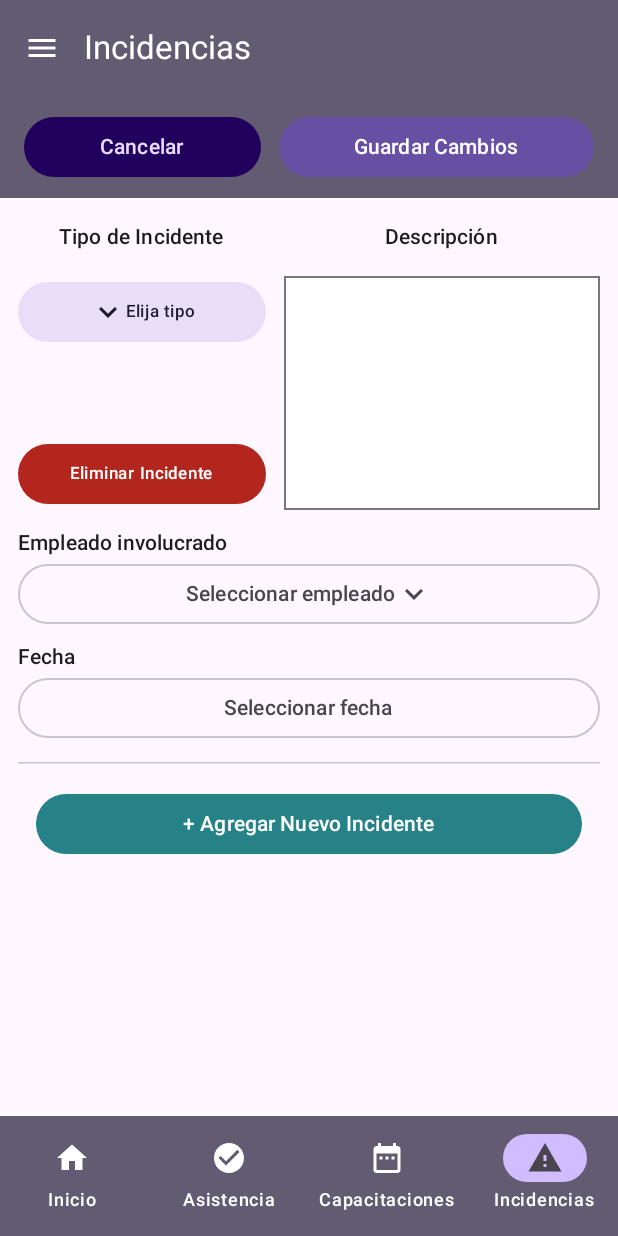
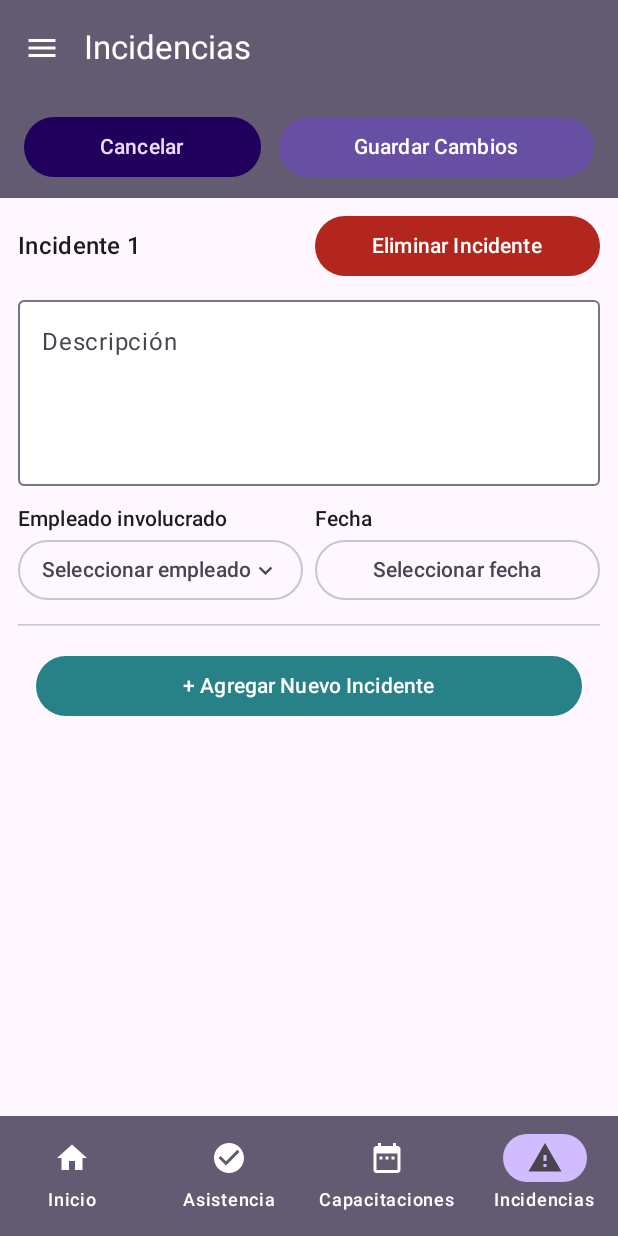
Before and after one commit to PatoQuacks/App_SonrisasDeCristal, an Android app built with Jetpack Compose: the PrincipalScreen screen opened through its navigation route, item 4 of the bottom bar chosen, on a phone screen of 412 x 824 dp. Run offline under Robolectric (Android 15) with nearby library versions, the phone set to English and light mode, and no system bars.

Commit message:
Actualizacion de pantalla de incidencias

```diff
--- a/app/src/main/java/mx/tec/app_sonrisas/ui/screens/inferior/IncidenciasScreen.kt
+++ b/app/src/main/java/mx/tec/app_sonrisas/ui/screens/inferior/IncidenciasScreen.kt
@@ -5,13 +5,16 @@ import android.widget.Toast
 import androidx.compose.foundation.background
 import androidx.compose.foundation.layout.Arrangement
 import androidx.compose.foundation.layout.Box
+import androidx.compose.foundation.layout.BoxWithConstraints
 import androidx.compose.foundation.layout.Column
 import androidx.compose.foundation.layout.PaddingValues
 import androidx.compose.foundation.layout.Row
 import androidx.compose.foundation.layout.fillMaxSize
 import androidx.compose.foundation.layout.fillMaxWidth
-import androidx.compose.foundation.layout.height
+import androidx.compose.foundation.layout.heightIn
 import androidx.compose.foundation.layout.padding
+import androidx.compose.foundation.layout.size
+import androidx.compose.foundation.layout.width
 import androidx.compose.foundation.rememberScrollState
 import androidx.compose.foundation.verticalScroll
 import androidx.compose.material.icons.Icons
@@ -20,7 +23,6 @@ import androidx.compose.material3.Button
 import androidx.compose.material3.ButtonDefaults
 import androidx.compose.material3.DropdownMenu
 import androidx.compose.material3.DropdownMenuItem
-import androidx.compose.material3.FilledTonalButton
 import androidx.compose.material3.HorizontalDivider
 import androidx.compose.material3.Icon
 import androidx.compose.material3.MaterialTheme
@@ -37,10 +39,10 @@ import androidx.compose.runtime.setValue
 import androidx.compose.ui.Alignment
 import androidx.compose.ui.Modifier
 import androidx.compose.ui.graphics.Color
-import androidx.compose.ui.graphics.RectangleShape
 import androidx.compose.ui.platform.LocalContext
-import androidx.compose.ui.semantics.contentDescription
-import androidx.compose.ui.semantics.semantics
+import androidx.compose.ui.platform.LocalDensity
+import androidx.compose.ui.text.rememberTextMeasurer
+import androidx.compose.ui.text.style.TextOverflow
 import androidx.compose.ui.unit.dp
 import mx.tec.app_sonrisas.data.model.Employee
 import mx.tec.app_sonrisas.ui.components.EncabezadoPantalla
@@ -49,14 +51,6 @@ import java.time.LocalDate
 import java.time.format.DateTimeFormatter
 
 private val formatoFechaIncidente = DateTimeFormatter.ofPattern("dd/MM/yyyy")
-
-private val tiposIncidente = listOf(
-    "Personal de Sucursal",
-    "Conflicto entre niños",
-    "Equipo electrónico dañado",
-    "Objetos personales",
-    "Material dañado",
-)
 
 @Composable
 fun IncidenciasScreen(
@@ -89,8 +83,7 @@ fun IncidenciasScreen(
                 onClick = {
                     val registros = borrador.filter { it.tieneDatos }
                     mostrarErrores = registros.any {
-                        it.tipo.isEmpty() || it.descripcion.isBlank() ||
-                            it.empleadoId == null || it.fecha == null
+                        it.descripcion.isBlank() || it.empleadoId == null || it.fecha == null
                     }
                     if (!mostrarErrores) {
                         onGuardar(registros.map { it.copy(descripcion = it.descripcion.trim()) })
@@ -107,19 +100,30 @@ fun IncidenciasScreen(
             Modifier.fillMaxWidth().weight(1f)
                 .verticalScroll(rememberScrollState()).padding(horizontal = 12.dp),
         ) {
+            borrador.forEachIndexed { indice, incidente ->
+                key(incidente.id) {
                     Row(
-                modifier = Modifier.fillMaxWidth().padding(vertical = 16.dp),
-                horizontalArrangement = Arrangement.spacedBy(12.dp),
+                        modifier = Modifier.fillMaxWidth().padding(top = 8.dp),
+                        horizontalArrangement = Arrangement.spacedBy(8.dp),
+                        verticalAlignment = Alignment.CenterVertically,
                     ) {
-                Box(Modifier.weight(0.44f), contentAlignment = Alignment.Center) {
-                    Text("Tipo de Incidente", style = MaterialTheme.typography.titleSmall)
-                }
-                Box(Modifier.weight(0.56f), contentAlignment = Alignment.Center) {
-                    Text("Descripción", style = MaterialTheme.typography.titleSmall)
+                        Text(
+                            text = "Incidente ${indice + 1}",
+                            style = MaterialTheme.typography.titleMedium,
+                            modifier = Modifier.weight(1f),
+                        )
+                        Button(
+                            onClick = { borrador = borrador.filterNot { it.id == incidente.id } },
+                            modifier = Modifier.weight(1f),
+                            contentPadding = PaddingValues(horizontal = 8.dp, vertical = 8.dp),
+                            colors = ButtonDefaults.buttonColors(
+                                containerColor = colores.error,
+                                contentColor = colores.onError,
+                            ),
+                        ) {
+                            Text("Eliminar Incidente")
                         }
                     }
-            borrador.forEach { incidente ->
-                key(incidente.id) {
                     FilaIncidente(
                         incidente = incidente,
                         empleados = empleados,
@@ -127,7 +131,6 @@ fun IncidenciasScreen(
                         onCambio = { actualizado ->
                             borrador = borrador.map { if (it.id == actualizado.id) actualizado else it }
                         },
-                        onEliminar = { borrador = borrador.filterNot { it.id == incidente.id } },
                     )
                     HorizontalDivider(Modifier.padding(vertical = 12.dp))
                 }
@@ -152,72 +155,19 @@ private fun FilaIncidente(
     empleados: List<Employee>,
     mostrarErrores: Boolean,
     onCambio: (RegistroIncidencia) -> Unit,
-    onEliminar: () -> Unit,
 ) {
-    var menuAbierto by remember { mutableStateOf(false) }
     var menuEmpleadosAbierto by remember { mutableStateOf(false) }
     val contexto = LocalContext.current
     val empleado = empleados.find { it.id == incidente.empleadoId }
     val colores = MaterialTheme.colorScheme
-    Row(
-        modifier = Modifier.fillMaxWidth(),
-        horizontalArrangement = Arrangement.spacedBy(12.dp),
-    ) {
-        Column(
-            modifier = Modifier.weight(0.44f).height(156.dp),
-            verticalArrangement = Arrangement.SpaceBetween,
-        ) {
-            Column {
-                Box {
-                    FilledTonalButton(
-                        onClick = { menuAbierto = true },
-                        contentPadding = PaddingValues(horizontal = 8.dp, vertical = 8.dp),
-                        modifier = Modifier.fillMaxWidth(),
-                    ) {
-                        Icon(Icons.Filled.KeyboardArrowDown, contentDescription = null)
-                        Text(
-                            text = incidente.tipo.ifEmpty { "Elija tipo" },
-                            style = MaterialTheme.typography.labelSmall,
-                        )
-                    }
-                    DropdownMenu(expanded = menuAbierto, onDismissRequest = { menuAbierto = false }) {
-                        tiposIncidente.forEach { tipo ->
-                            DropdownMenuItem(
-                                text = { Text(tipo) },
-                                onClick = {
-                                    onCambio(incidente.copy(tipo = tipo))
-                                    menuAbierto = false
-                                },
-                            )
-                        }
-                    }
-                }
-                if (mostrarErrores && incidente.tipo.isEmpty()) {
-                    Text("Elija un tipo", color = colores.error, style = MaterialTheme.typography.bodySmall)
-                }
-            }
-            Button(
-                onClick = onEliminar,
-                contentPadding = PaddingValues(horizontal = 8.dp, vertical = 8.dp),
-                modifier = Modifier.fillMaxWidth(),
-                colors = ButtonDefaults.buttonColors(
-                    containerColor = colores.error,
-                    contentColor = colores.onError,
-                ),
-            ) {
-                Text("Eliminar Incidente", style = MaterialTheme.typography.labelSmall)
-            }
-        }
-        Column(Modifier.weight(0.56f)) {
+    Column(Modifier.fillMaxWidth().padding(top = 4.dp)) {
         val faltaDescripcion = mostrarErrores && incidente.descripcion.isBlank()
         OutlinedTextField(
             value = incidente.descripcion,
             onValueChange = { onCambio(incidente.copy(descripcion = it)) },
-                modifier = Modifier.fillMaxWidth().height(156.dp).semantics {
-                    contentDescription = "Descripción del incidente"
-                },
+            label = { Text("Descripción") },
+            modifier = Modifier.fillMaxWidth().heightIn(min = 132.dp),
             isError = faltaDescripcion,
-                shape = RectangleShape,
             colors = OutlinedTextFieldDefaults.colors(
                 focusedContainerColor = colores.surfaceContainerLowest,
                 unfocusedContainerColor = colores.surfaceContainerLowest,
@@ -226,23 +176,33 @@ private fun FilaIncidente(
         if (faltaDescripcion) {
             Text("Escriba una descripción", color = colores.error, style = MaterialTheme.typography.bodySmall)
         }
-        }
-    }
 
-    Column(Modifier.fillMaxWidth().padding(top = 12.dp)) {
-        Text("Empleado involucrado", style = MaterialTheme.typography.titleSmall)
+        val campoEmpleado: @Composable (Modifier, String) -> Unit = { modifier, textoSelector ->
+            Column(modifier) {
+                Text(
+                    "Empleado involucrado",
+                    style = MaterialTheme.typography.titleSmall,
+                )
                 Box {
                     OutlinedButton(
                         onClick = { menuEmpleadosAbierto = true },
                         modifier = Modifier.fillMaxWidth(),
                         enabled = empleados.isNotEmpty(),
+                        contentPadding = PaddingValues(horizontal = 8.dp, vertical = 8.dp),
                     ) {
                         Text(
                             empleado?.let { "${it.name} (#${it.id})" }
                                 ?: incidente.empleadoId?.let { "Empleado #$it" }
-                        ?: "Seleccionar empleado",
+                                ?: textoSelector,
+                            modifier = Modifier.weight(1f, fill = false),
+                            maxLines = 1,
+                            overflow = TextOverflow.Ellipsis,
                         )
-                Icon(Icons.Filled.KeyboardArrowDown, contentDescription = null)
+                        Icon(
+                            Icons.Filled.KeyboardArrowDown,
+                            contentDescription = null,
+                            modifier = Modifier.size(18.dp),
+                        )
                     }
                     DropdownMenu(
                         expanded = menuEmpleadosAbierto,
@@ -264,8 +224,11 @@ private fun FilaIncidente(
                 } else if (mostrarErrores && incidente.empleadoId == null) {
                     Text("Selecciona un empleado", color = colores.error, style = MaterialTheme.typography.bodySmall)
                 }
-
-        Text("Fecha", modifier = Modifier.padding(top = 8.dp), style = MaterialTheme.typography.titleSmall)
+            }
+        }
+        val campoFecha: @Composable (Modifier, String) -> Unit = { modifier, textoSelector ->
+            Column(modifier) {
+                Text("Fecha", style = MaterialTheme.typography.titleSmall)
                 OutlinedButton(
                     onClick = {
                         val fechaInicial = incidente.fecha ?: LocalDate.now()
@@ -280,11 +243,47 @@ private fun FilaIncidente(
                         ).show()
                     },
                     modifier = Modifier.fillMaxWidth(),
+                    contentPadding = PaddingValues(horizontal = 8.dp, vertical = 8.dp),
                 ) {
-            Text(incidente.fecha?.format(formatoFechaIncidente) ?: "Seleccionar fecha")
+                    Text(incidente.fecha?.format(formatoFechaIncidente) ?: textoSelector)
                 }
                 if (mostrarErrores && incidente.fecha == null) {
                     Text("Selecciona una fecha", color = colores.error, style = MaterialTheme.typography.bodySmall)
                 }
             }
         }
+
+        BoxWithConstraints(Modifier.fillMaxWidth().padding(top = 12.dp)) {
+            val densidad = LocalDensity.current
+            val medidorTexto = rememberTextMeasurer()
+            val estiloBoton = MaterialTheme.typography.labelLarge
+            val enFila = maxWidth >= 336.dp && densidad.fontScale <= 1.15f
+            val separacion = 8.dp
+            val anchoSelector = if (enFila) {
+                with(densidad) { ((constraints.maxWidth - separacion.roundToPx()) / 2).toDp() }
+            } else {
+                maxWidth
+            }
+            val anchoTextoEmpleado = with(densidad) { (anchoSelector - 34.dp).roundToPx() }
+            val anchoTextoFecha = with(densidad) { (anchoSelector - 16.dp).roundToPx() }
+            val textoEmpleado = if (
+                medidorTexto.measure("Seleccionar empleado", style = estiloBoton, softWrap = false).size.width <= anchoTextoEmpleado
+            ) "Seleccionar empleado" else "Elegir empleado"
+            val textoFecha = if (
+                medidorTexto.measure("Seleccionar fecha", style = estiloBoton, softWrap = false).size.width <= anchoTextoFecha
+            ) "Seleccionar fecha" else "Elegir fecha"
+
+            if (enFila) {
+                Row(horizontalArrangement = Arrangement.spacedBy(separacion)) {
+                    campoEmpleado(Modifier.width(anchoSelector), textoEmpleado)
+                    campoFecha(Modifier.width(anchoSelector), textoFecha)
+                }
+            } else {
+                Column(verticalArrangement = Arrangement.spacedBy(separacion)) {
+                    campoEmpleado(Modifier.fillMaxWidth(), textoEmpleado)
+                    campoFecha(Modifier.fillMaxWidth(), textoFecha)
+                }
+            }
+        }
+    }
+}
```
Lines whose indentation alone changed are shown as unchanged.
